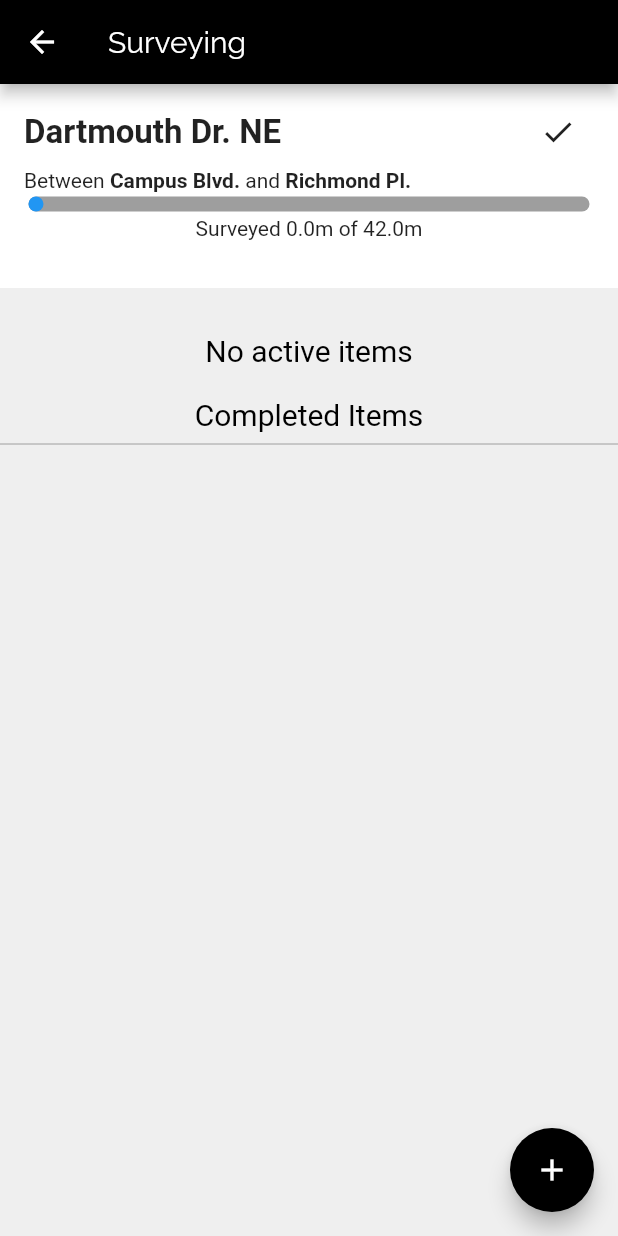
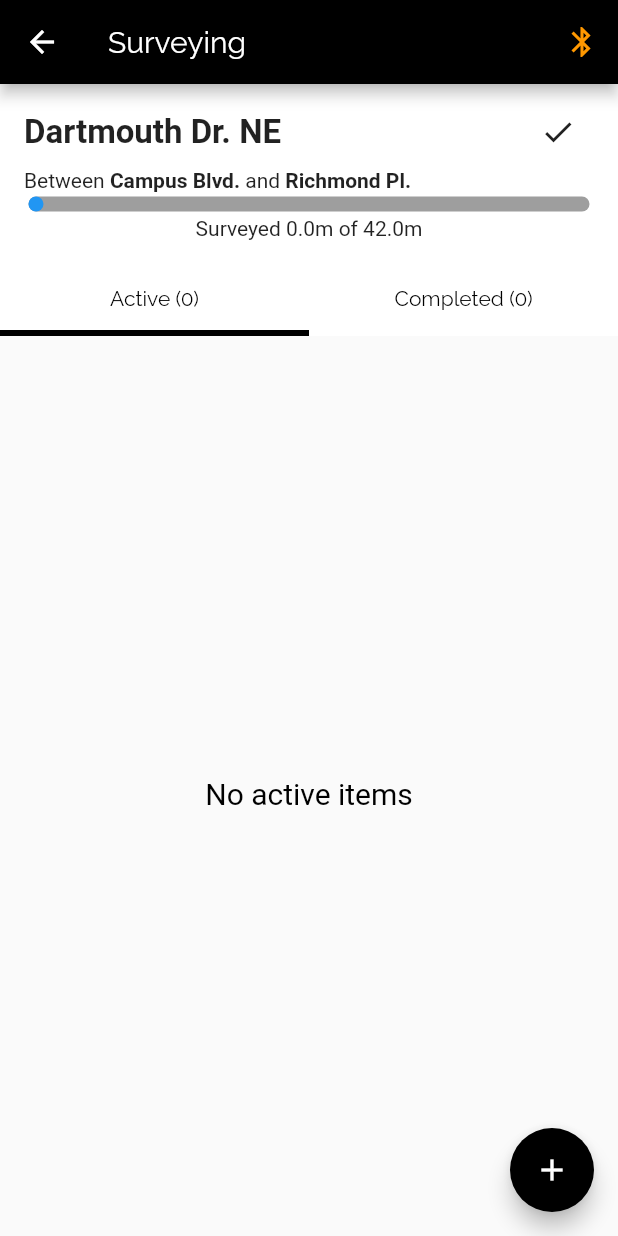
Before and after one commit to sharedstreets/curb-wheel-app, a Flutter app: the MapScreen screen opened directly with empty values, after a tap on "Dartmouth Dr. NE", on a phone screen of 412 x 824 dp. Run offline on Flutter 3.47's test engine with Material 2 defaults, Android fonts, the phone set to English and light mode, and no system bars; our stand-ins replace chopper, flutter_blue, flutter_svg, moor, moor_flutter, rxdart and 1 more; missing offline and left inert: qr_code_scanner, turf; accounts and stored records are empty; generated files the repository leaves out were written again; Roboto replaces fonts that are missing (Hind).

Commit message:
connect ble status to wheel screen

```diff
--- a/lib/main.dart
+++ b/lib/main.dart
@@ -38,11 +38,24 @@ class CurbWheel extends StatelessWidget {
             bodyText2: TextStyle(fontSize: 14.0, fontFamily: 'Hind'),
           ),
         ),
+        onGenerateRoute: (settings) {
+          if (settings.name == WheelScreen.routeName) {
+            final WheelScreenArguments args = settings.arguments;
+            return MaterialPageRoute(
+              builder: (context) {
+                return WheelScreen(args.project, args.survey, args.incompleteSpans,
+                    listItem: args.listItem);
+              },
+            );
+          } else {
+            return null;
+          }
+        },
         routes: {
           SplashScreen.routeName: (context) => SplashScreen(),
           ProjectListScreen.routeName: (context) => ProjectListScreen(),
           MapScreen.routeName: (context) => MapScreen(),
-          WheelScreen.routeName: (context) => WheelScreen(),
+          //WheelScreen.routeName: (context) => WheelScreen(),
           FeatureSelectScreen.routeName: (context) => FeatureSelectScreen(),
         },
       ),
--- a/lib/ui/features/features_screen.dart
+++ b/lib/ui/features/features_screen.dart
@@ -12,11 +12,11 @@ var uuid = Uuid();
 class FeatureSelectScreenArguments {
   final Project project;
   final Survey survey;
+  final List<ListItem> incompleteSpans;
   final double position;
-  final List<ListItem> listItems;
 
   FeatureSelectScreenArguments(
-      this.project, this.survey, this.position, this.listItems);
+      this.project, this.survey, this.incompleteSpans, this.position);
 }
 
 class FeatureSelectScreen extends StatefulWidget {
@@ -36,8 +36,8 @@ class _FeatureSelectScreenState extends State<FeatureSelectScreen> {
         ModalRoute.of(context).settings.arguments;
     final Project project = args.project;
     final Survey survey = args.survey;
+    final List<ListItem> incompleteSpans = args.incompleteSpans;
     final double position = args.position;
-    final List<ListItem> listItems = args.listItems;
     Future<List<Feature>> features =
         _database.featureDao.getAllFeaturesByProject(survey.projectId);
 
@@ -55,8 +55,8 @@ class _FeatureSelectScreenState extends State<FeatureSelectScreen> {
                 child: ListView.builder(
                     itemCount: features.length,
                     itemBuilder: (context, index) {
-                      return FeatureCard(features[index], project, survey,
-                          position, listItems);
+                      return FeatureCard(
+                          features[index], project, survey, position, incompleteSpans);
                     }),
               ),
             );
@@ -72,10 +72,9 @@ class FeatureCard extends StatelessWidget {
   final Project project;
   final Survey survey;
   final double position;
-  final List<ListItem> listItems;
+  final List<ListItem> incompleteSpans;
 
-  FeatureCard(
-      this.feature, this.project, this.survey, this.position, this.listItems);
+  FeatureCard(this.feature, this.project, this.survey, this.position, this.incompleteSpans);
 
   @override
   Widget build(BuildContext context) {
@@ -97,11 +96,10 @@ class FeatureCard extends StatelessWidget {
         ];
       }
 
-      listItems.add(listItem);
-
       Navigator.pushNamedAndRemoveUntil(
           context, WheelScreen.routeName, ModalRoute.withName('/map'),
-          arguments: WheelScreenArguments(project, survey, listItems, newFeature: true));
+          arguments: WheelScreenArguments(project, survey, incompleteSpans,
+              listItem: listItem));
     }
 
     final String assetName = feature.geometryType == 'line'
--- a/lib/ui/map/map_screen.dart
+++ b/lib/ui/map/map_screen.dart
@@ -1,5 +1,6 @@
 import 'package:curbwheel/database/models.dart';
 import 'package:curbwheel/database/survey_dao.dart';
+import 'package:curbwheel/service/bluetooth_service.dart';
 import 'package:curbwheel/ui/wheel/wheel_screen.dart';
 import 'package:flutter/material.dart';
 import 'package:moor_flutter/moor_flutter.dart' as moor;
@@ -30,8 +31,7 @@ class MapScreen extends StatelessWidget {
   Widget build(BuildContext context) {
     final title = "Select a street";
 
-    List<ListItem> listItems = [];
-
+    WheelCounter _counter = Provider.of<WheelCounter>(context);
     CurbWheelDatabase _database = Provider.of<CurbWheelDatabase>(context);
     SurveyDao surveyDao = _database.surveyDao;
 
@@ -62,8 +62,9 @@ class MapScreen extends StatelessWidget {
                   side: moor.Value(street.side));
               await surveyDao.insertSurvey(surveysCompanion);
               Survey survey = await surveyDao.getSurveyById(surveyId);
+              _counter.resetForwardCounter();
               Navigator.pushNamed(context, WheelScreen.routeName,
-                  arguments: WheelScreenArguments(project, survey, listItems));
+                  arguments: WheelScreenArguments(project, survey, []));
             },
           );
         },
--- a/lib/ui/wheel/complete_list.dart
+++ b/lib/ui/wheel/complete_list.dart
@@ -25,9 +25,7 @@ class _CompleteListState extends State<CompleteList> {
     _database = Provider.of<CurbWheelDatabase>(context);
     _survey = widget.survey;
     return Container(
-      child: Column(
-        children: [
-          CompletedListHeader(),
+      child:
           StreamBuilder(
             stream: _database.getListItemBySurveyId(_survey.id),
             builder: (context, AsyncSnapshot<List<ListItem>> snapshot) {
@@ -43,25 +41,10 @@ class _CompleteListState extends State<CompleteList> {
                 return Text("No items");
               }
             })
-        ],
-      ),
     );
   }
 }
 
-
-class CompletedListHeader extends StatelessWidget {
-  @override
-  Widget build(BuildContext context) {
-    return Container(
-      child: Column(children: [
-        Text("Completed Items", style: TextStyle(color: Colors.black,fontSize: 20)),
-        Divider(color: Colors.grey)
-      ],)
-
-    );
-  }
-}
 
 class InactiveCard extends StatefulWidget {
   final ListItem listItem;
--- a/lib/ui/wheel/incomplete_list.dart
+++ b/lib/ui/wheel/incomplete_list.dart
@@ -113,7 +113,7 @@ class _ActiveCardState extends State<ActiveCard> {
                               .map((p) => p.position)
                               .toList())),
                   Text(
-                      "${_listItem.span.start * 40}m-${(_progress * 40).toStringAsFixed(1)}m"),
+                      "${(_listItem.span.start * 40).toStringAsFixed(1)}m-${(_progress * 40).toStringAsFixed(1)}m"),
                   Row(
                     mainAxisAlignment: MainAxisAlignment.spaceBetween,
                     children: [
--- a/lib/ui/wheel/wheel_screen.dart
+++ b/lib/ui/wheel/wheel_screen.dart
@@ -1,6 +1,7 @@
 import 'package:curbwheel/database/database.dart';
 import 'package:curbwheel/database/models.dart';
 import 'package:curbwheel/service/bluetooth_service.dart';
+import 'package:curbwheel/ui/ble/ble_selector.dart';
 import 'package:curbwheel/ui/features/features_screen.dart';
 import 'package:curbwheel/ui/wheel/progress.dart';
 import 'package:flutter/material.dart';
@@ -9,36 +10,58 @@ import 'package:provider/provider.dart';
 import 'complete_list.dart';
 import 'incomplete_list.dart';
 
+enum PhotoOptions { addPhoto, noPhoto }
+
 class WheelScreenArguments {
   final Project project;
   final Survey survey;
   final List<ListItem> incompleteSpans;
-  final bool newFeature;
+  final ListItem listItem;
 
   WheelScreenArguments(this.project, this.survey, this.incompleteSpans,
-      {this.newFeature = false});
+      {this.listItem});
 }
 
 class WheelScreen extends StatefulWidget {
   static const routeName = '/wheel';
+  final Project project;
+  final Survey survey;
+  final List<ListItem> incompleteSpans;
+  final ListItem listItem;
+
+  WheelScreen(this.project, this.survey, this.incompleteSpans, {this.listItem});
 
   @override
   _WheelScreenState createState() => _WheelScreenState();
 }
 
-class _WheelScreenState extends State<WheelScreen> {
+class _WheelScreenState extends State<WheelScreen>
+    with SingleTickerProviderStateMixin {
   CurbWheelDatabase _database;
   WheelCounter _counter;
-  List<Span> completeSpans;
+  List<ListItem> incompleteSpans;
+  ListItem listItem;
+  Project _project;
+  Survey _survey;
   double _progress;
   double streetLength = 40;
+  TabController _tabController;
 
   @override
   void initState() {
     super.initState();
+    _tabController = TabController(length: 2, vsync: this);
+    this.listItem = widget.listItem;
+    this.incompleteSpans = widget.incompleteSpans;
   }
 
-  Future<void> _photoDialog() async {
+  @override
+  void dispose() {
+    super.dispose();
+    _tabController.dispose();
+  }
+
+  Future<void> _photoDialog(incompleteSpans, listItem) async {
     switch (await showDialog<PhotoOptions>(
         context: context,
         builder: (BuildContext context) {
@@ -48,73 +71,107 @@ class _WheelScreenState extends State<WheelScreen> {
                 onPressed: () {
                   Navigator.pop(context, PhotoOptions.addPhoto);
                 },
-                child: const Text('Take a photo'),
+                child: const Text('Add a photo'),
               ),
               SimpleDialogOption(
                 onPressed: () {
-                  Navigator.pop(context);
+                  Navigator.pop(context, PhotoOptions.noPhoto);
                 },
-                child: const Text('No photo'),
+                child: const Text('Continue surveying'),
               ),
             ],
           );
         })) {
       case PhotoOptions.addPhoto:
-        // Let's go.
-        // ...
+      this.incompleteSpans.add(this.listItem);
+      setState(() => this.listItem = null);
+      setState(() => this.incompleteSpans = incompleteSpans);
         break;
       case PhotoOptions.noPhoto:
+      this.incompleteSpans.add(this.listItem);
+      setState(() => this.listItem = null);
+      setState(() => this.incompleteSpans = incompleteSpans);
         break;
     }
   }
 
   @override
   Widget build(BuildContext context) {
-    final WheelScreenArguments args = ModalRoute.of(context).settings.arguments;
-    final Project project = args.project;
-    final Survey survey = args.survey;
-    final List<ListItem> incompleteSpans = args.incompleteSpans;
-    final bool newFeature = args.newFeature;
+    _project = widget.project;
+    _survey = widget.survey;
     _database = Provider.of<CurbWheelDatabase>(context);
     _counter = Provider.of<WheelCounter>(context);
     _progress = _counter.getForwardCounter() / 10 / streetLength;
 
-    if (newFeature) {
-      Future.delayed(Duration.zero, () => _photoDialog());
+    if (this.listItem != null) {
+      Future.delayed(
+          Duration.zero, () => _photoDialog(incompleteSpans, listItem));
     }
+
     return Scaffold(
-      appBar: AppBar(
-        title: Text("Surveying"),
-      ),
-      body: Container(
-        color: Color(0xFFEFEFEF),
-        child: Column(
+        appBar: AppBar(title: Text("Surveying"), actions: [BleStatusButton()]),
+        floatingActionButton: FloatingActionButton(
+          child: Icon(Icons.add),
+          backgroundColor: Colors.black,
+          onPressed: () => {
+            Navigator.pushNamed(context, FeatureSelectScreen.routeName,
+                arguments: FeatureSelectScreenArguments(
+                    _project, _survey, incompleteSpans, _progress))
+          },
+        ),
+        body: Column(
           children: [
-            WheelHeader(_progress, survey),
-            Expanded(
+            Container(
                 child: Column(
               children: [
-                IncompleteList(incompleteSpans, _progress),
-                CompleteList(survey),
+                WheelHeader(_progress, _survey),
+                StreamBuilder(
+                    stream: _database.getListItemBySurveyId(_survey.id),
+                    builder: (_, AsyncSnapshot<List<ListItem>> snapshot) {
+                      int completeLength = 0;
+                      if (snapshot.hasData) {
+                        completeLength = snapshot.data.length;
+                      }
+                      return Container(
+                          height: 48,
+                          color: Colors.white,
+                          child: TabBar(
+                            controller: _tabController,
+                            indicator: BoxDecoration(
+                              border: Border(
+                                bottom: BorderSide(
+                                  color: Colors.black,
+                                  width: 4.0,
+                                )
+                              )
+                            ),
+                            labelColor: Colors.black,
+                            unselectedLabelColor: Colors.black,
+                            tabs: [
+                              Tab(
+                                text: 'Active (${incompleteSpans.length})',
+                              ),
+                              Tab(
+                                text: 'Completed ($completeLength)',
+                              ),
+                            ],
+                          ));
+                    }),
               ],
-            ))
+            )),
+            Expanded(
+              child: TabBarView(
+                controller: _tabController,
+                children: [
+                  IncompleteList(this.incompleteSpans, _progress),
+                  CompleteList(_survey),
+                ],
+              ),
+            ),
           ],
-        ),
-      ),
-      floatingActionButton: FloatingActionButton(
-        child: Icon(Icons.add),
-        backgroundColor: Colors.black,
-        onPressed: () => {
-          Navigator.pushNamed(context, FeatureSelectScreen.routeName,
-              arguments: FeatureSelectScreenArguments(
-                  project, survey, _progress, incompleteSpans))
-        },
-      ),
-    );
+        ));
   }
 }
-
-enum PhotoOptions { addPhoto, noPhoto }
 
 class WheelHeader extends StatefulWidget {
   final double progress;
@@ -135,7 +192,7 @@ class _WheelHeaderState extends State<WheelHeader> {
     return Container(
       color: Colors.white,
       child: Padding(
-        padding: EdgeInsets.fromLTRB(16.0, 8.0, 16.0, 32.0),
+        padding: EdgeInsets.fromLTRB(16.0, 8.0, 16.0, 16.0),
         child: Column(
           children: [
             Row(
```
